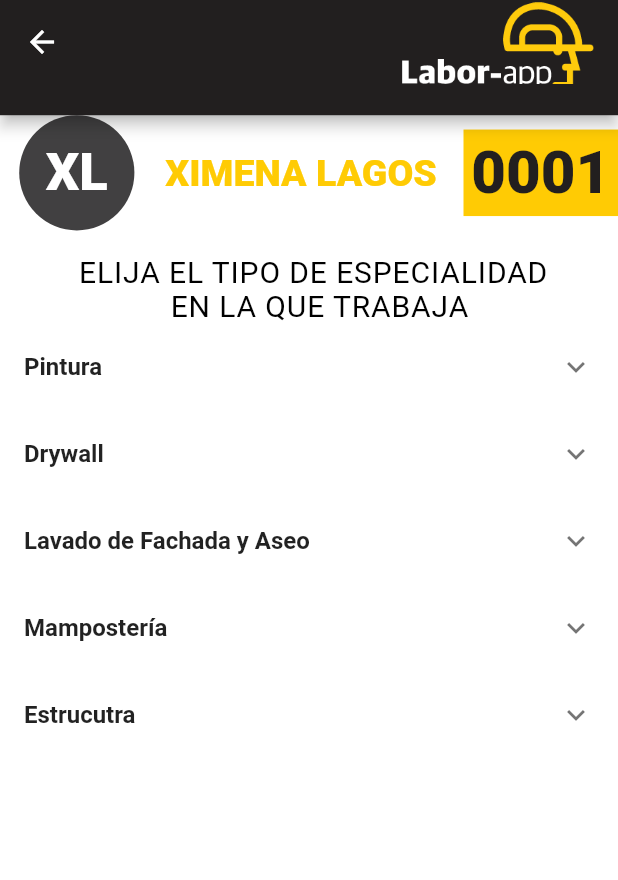
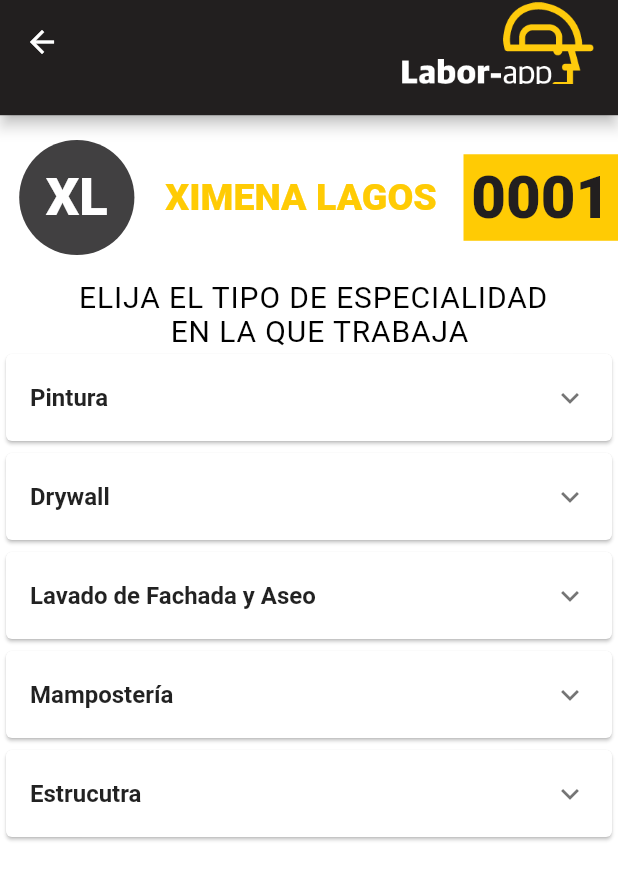
Before and after one commit to jsensunchop/Laborapp2, a Flutter app: the jobInterest screen opened directly, on a phone screen of 412 x 824 dp. Shown: the top 880 px of the screen. Run offline on Flutter 3.47's test engine with Material 2 defaults, Android fonts, the phone set to English and light mode, and no system bars; drawn by our look-alikes of auto_size_text; our stand-ins replace carousel_slider, firebase_storage, flutter_rating_bar, flutter_screenutil, fluttertoast, image_cropper and 1 more; accounts and stored records are empty; Roboto replaces fonts that are missing (Robotto).

```diff
--- a/LaborappTrabajador-master/lib/JobScreens/jobInterest.dart
+++ b/LaborappTrabajador-master/lib/JobScreens/jobInterest.dart
@@ -7,6 +7,7 @@ import 'package:laborapp_trabajador/JobScreens/jobScreenDescription.dart';
 import 'package:laborapp_trabajador/SingletonInstances/SingletonWorker.dart';
 import 'package:laborapp_trabajador/Common/LaboraAppBar.dart';
 import 'package:laborapp_trabajador/popUps/popUpMethods.dart';
+import 'package:laborapp_trabajador/Util/UtilMethods.dart';
 
 class jobInterest extends StatefulWidget {
   _jobInterestState createState() => _jobInterestState();
@@ -23,6 +24,7 @@ class _jobInterestState extends State<jobInterest> {
           children: <Widget>[
             //header of the screen
             //EDIT HERE
+            SizedBox(height: getHeightWithoutSafeAreaAppBar(context) * 0.02),
             ProfileHeader(),
             jobScreenDescription(),
             new Expanded(
@@ -68,12 +70,16 @@ class StuffInTiles extends StatelessWidget {
   List<Widget> innerTile(List<MyTile> childs,BuildContext context){
     List<Widget> tiles = List<Widget>();
     for(int i = 0; i < childs.length; i++){
-      tiles.add(ListTile(
+      tiles.add(Card( child: ListTile(
           dense: true,
           enabled: true,
           isThreeLine: false,
+
           onLongPress: () => print("long press"),
-          onTap: () => _getScreenSelectedData(childs[i].title,context),
+          onTap: () {
+            _getScreenSelectedData(childs[i].title, context);
+
+          },
           selected: true,
           title: new AutoSizeText(
             childs[i].title,
@@ -82,7 +88,7 @@ class StuffInTiles extends StatelessWidget {
                 fontSize: 14.0,
                 fontWeight: FontWeight.w500),
             maxLines: 1,
-          )));
+          ))));
     }
     return tiles;
   }
@@ -91,6 +97,7 @@ class StuffInTiles extends StatelessWidget {
   Widget _buildTiles(MyTile t,BuildContext context) {
     return new Theme(
         data: ThemeData(accentColor: Colors.amber),
+        child: Card(
         child: ExpansionTile(
           onExpansionChanged: (changed) => _getSpecialty(changed, t.title),
           key: new PageStorageKey<int>(3),
@@ -101,7 +108,7 @@ class StuffInTiles extends StatelessWidget {
           ),
           //children: t.children.map(_buildTiles).toList(),
           children: innerTile(t.children, context),
-        ));
+        )));
 
   }
 }
--- a/LaborappTrabajador-master/lib/Localization/localizationScreen.dart
+++ b/LaborappTrabajador-master/lib/Localization/localizationScreen.dart
@@ -33,6 +33,7 @@ class _localizationScreenState extends State<localizationScreen> {
           children: <Widget>[
             //header of the screen
             //EDIT HERE
+            SizedBox(height: getHeightWithoutSafeAreaAppBar(context) * 0.02),
             ProfileHeader(),
             localizationScreenDescription(),
             StuffInTiles(),
@@ -111,7 +112,7 @@ class StuffInTilesState extends State<StuffInTiles> {
                 cities,
                 style: TextStyle(
                 color: Color(ColorPalette.mediumGrayApp),
-                fontSize: 14.0,
+                fontSize: 18.0,
                 fontWeight: FontWeight.w500),
               ),
               trailing: new Icon(   // Add the lines from here...
--- a/LaborappTrabajador-master/lib/Localization/localizationScreenDescription.dart
+++ b/LaborappTrabajador-master/lib/Localization/localizationScreenDescription.dart
@@ -49,6 +49,7 @@ class _localizationScreenDescriptionState extends State<localizationScreenDescri
                         fontSize: 20.0,
                         letterSpacing: .6,
                         color: Colors.black)),
+                SizedBox(height: getHeightWithoutSafeAreaAppBar(context) * 0.04),
                 Theme(
                   data: Theme.of(context)
                       .copyWith(canvasColor: Colors.white),
@@ -62,7 +63,7 @@ class _localizationScreenDescriptionState extends State<localizationScreenDescri
                     underline: Container(
                         color: Color(ColorPalette.yellowApp), height: 1.0),
                     style: TextStyle(
-                      color: Color(ColorPalette.strongGeryApp), fontSize: 18.0, fontWeight: FontWeight.bold),
+                      color: Color(ColorPalette.strongGeryApp), fontSize: 20.0, fontWeight: FontWeight.bold),
                     onChanged: (String newValue) {
                       setState(() {
                         _dropdownValue = newValue;
@@ -78,7 +79,7 @@ class _localizationScreenDescriptionState extends State<localizationScreenDescri
                       return DropdownMenuItem<String>(
                           value: value,
                           child: SizedBox(
-                            height: getHeightWithoutSafeArea(context) * 0.03,
+                            height: getHeightWithoutSafeArea(context) * 0.04,
                             width: getFullScreenWidth(context) * 0.5,
                             child: AutoSizeText(
                               value,
--- a/LaborappTrabajador-master/lib/Profile/ProfileLanding.dart
+++ b/LaborappTrabajador-master/lib/Profile/ProfileLanding.dart
@@ -4,7 +4,7 @@ import 'package:laborapp_trabajador/Common/LaboraAppBar.dart';
 import 'package:laborapp_trabajador/Common/PublcityCarrousel.dart';
 import 'package:laborapp_trabajador/Offers/LookUpOffer.dart';
 import 'package:laborapp_trabajador/Profile/AboutUs.dart';
-import 'package:laborapp_trabajador/Profile/EditProfile.dart';
+import 'package:laborapp_trabajador/Profile/EditProfileScreen.dart';
 import 'package:laborapp_trabajador/Profile/Profile.dart';
 import 'package:laborapp_trabajador/Profile/ProfileStartScreen.dart';
 import 'package:laborapp_trabajador/SingletonInstances/SingletonNavigation.dart';
@@ -69,6 +69,8 @@ class _ProfileLandingState extends State<ProfileLanding> {
                       title: Text("    Editar perfil                       \n  ", style: TextStyle(color: Colors.black, fontSize: 20)),
                       trailing: Icon(Icons.remove_red_eye),
                       enabled: true,
+                      onTap: (){Navigator.push(
+                          context, MaterialPageRoute(builder: (context) => EditProfileScreen()));},
                     ),
                   ),
                   SizedBox(height: 20),
--- a/LaborappTrabajador-master/lib/SignUp/signUpScreen.dart
+++ b/LaborappTrabajador-master/lib/SignUp/signUpScreen.dart
@@ -204,10 +204,10 @@ class _signUpScreenState extends State<signUpScreen> {
                     ],
                   ),
                 ),
-                SizedBox(height: getHeightWithoutSafeAreaAppBar(context) * 0.1),
+                SizedBox(height: getHeightWithoutSafeAreaAppBar(context) * 0.08),
                 nextButton,
                 SizedBox(
-                  height: getHeightWithoutSafeArea(context) * 0.10,
+                  height: getHeightWithoutSafeArea(context) * 0.09,
                 ),
 
                 Row (
--- a/LaborappTrabajador-master/pubspec.yaml
+++ b/LaborappTrabajador-master/pubspec.yaml
@@ -40,8 +40,12 @@ dependencies:
 dev_dependencies:
   flutter_test:
     sdk: flutter
+  flutter_launcher_icons: ^0.7.4
 
-
+flutter_icons:
+  image_path_android: 'images/logoHead.png'
+  android: true
+  ios: true
 # For information on the generic Dart part of this file, see the
 # following page: https://dart.dev/tools/pub/pubspec
 
```
Also changed, not shown: LaborappTrabajador-master/lib/Documents/cameraCA.dart (+7 -0 lines), LaborappTrabajador-master/lib/Documents/documentsUploadDescription.dart (line endings or trailing spaces), LaborappTrabajador-master/pubspec.lock.
